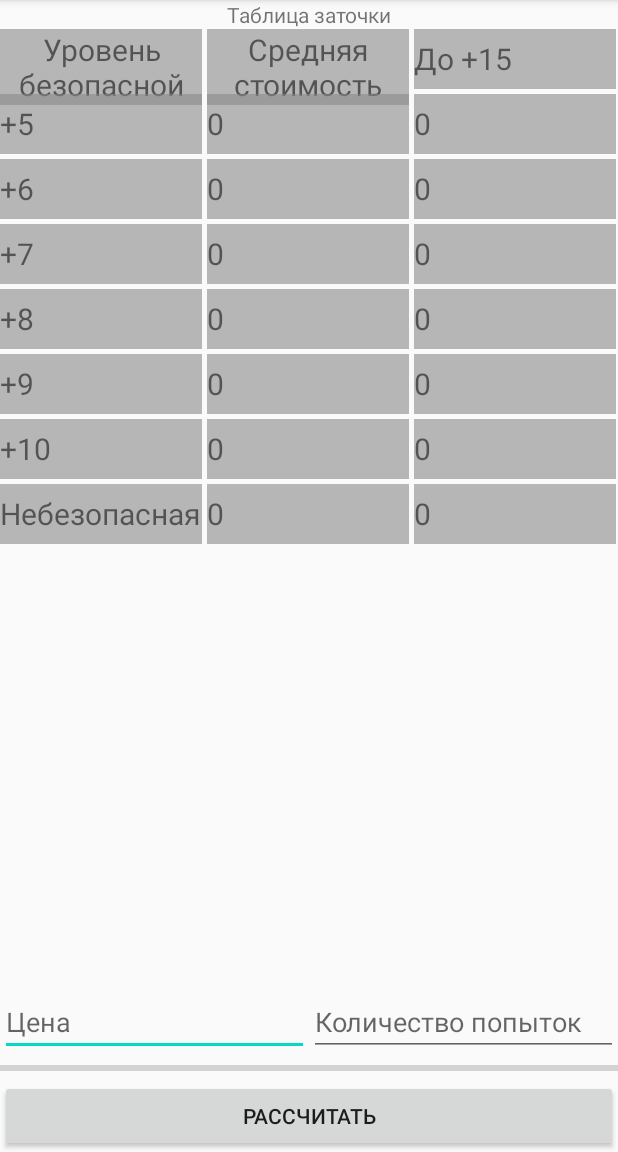
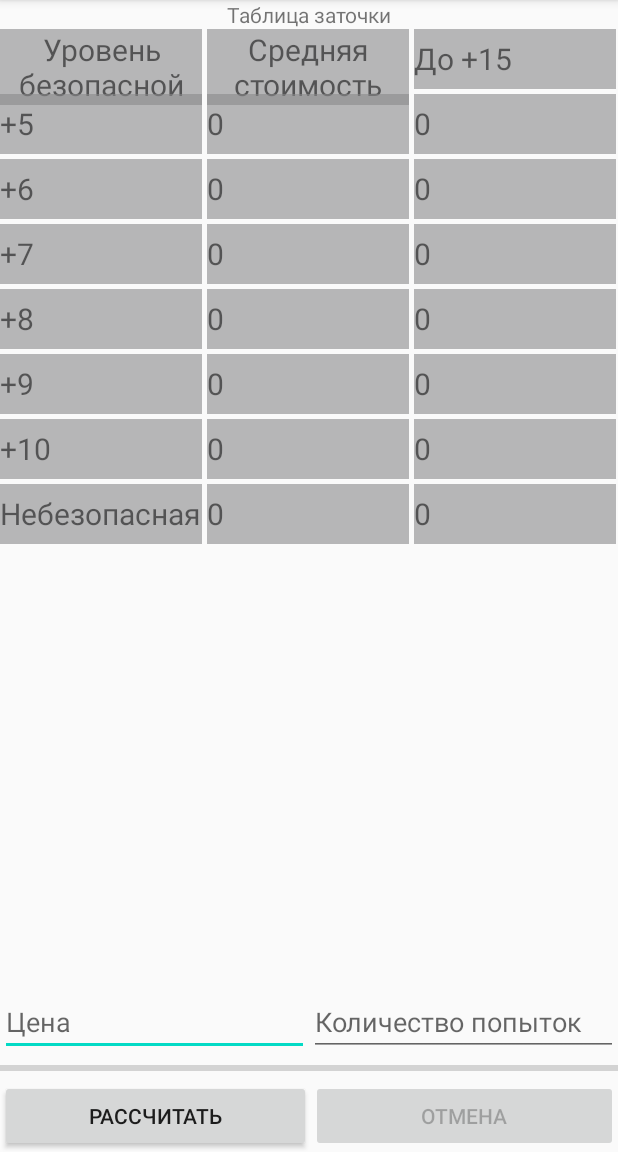
Before and after one commit to Zimovit/Refinement_Mobile, an Android app: the screen it shows after launch (MainActivity), on a phone screen of 412 x 824 dp, the part 84-1236 px from its top. Run offline under Robolectric (Android 15) with nearby library versions, the phone set to English and light mode, and no system bars.

Commit message:
Added cancel button to layout, but I temporary use it to debug :)
Still not working properly. I'm going to make some changes, but I wanna to save this state to be able to revert

```diff
--- a/app/src/main/java/org/zimovit/refinement_mobile/MainActivity.java
+++ b/app/src/main/java/org/zimovit/refinement_mobile/MainActivity.java
@@ -21,18 +21,16 @@ public class MainActivity extends AppCompatActivity {
 
     //ported from desktop app
     private static final int MATERIAL_COST = 25000;
-    private static final int IMPROVED_MATERIAL_COST = 125000;
     private static final int REFINEMENT_COST = 10000;
     private static int itemPrice;
     private static double chanceToRefine = 0.5, chanceToBrake = 0.25;
-    private static int numberOfTries = 1000000;
     private static int[][] safeRefinementTable ={{1, 5, 100000}, {2, 10, 220000}, {3, 15, 470000}, {4, 25, 910000}, {6, 50, 1630000}, {10, 85, 2740000}};
     private EditText price, numberOfTriesField;
 
     //debugging tag
     private final String TAG = this.getClass().getSimpleName();
 
-    Button calculateButton;
+    Button calculateButton, cancelButton;
 
     //table array
 
@@ -96,9 +94,21 @@ public class MainActivity extends AppCompatActivity {
         };
         calculateButton.setOnClickListener(buttonClicked);
 
+        cancelButton = findViewById(R.id.cancelButton);
+        cancelButton.setEnabled(false);
+        View.OnClickListener cancelClicked = new View.OnClickListener() {
+            @Override
+            public void onClick(View v) {
+                Log.d("qwerty", adapter.getItem(0));
+                cancelButton.setEnabled(false);
+                adapter.notifyDataSetChanged();
+            }
+        };
+        cancelButton.setOnClickListener(cancelClicked);
+
     }
 
-    //main calculating method
+    //no longer main calculating method
     private void calculate() {
         int tries;
 
@@ -119,49 +129,7 @@ public class MainActivity extends AppCompatActivity {
         //running background task
         BackgroundProcess backgroundProcess = new BackgroundProcess();
         backgroundProcess.execute(itemPrice, tries);
-        //точка до +4
-        /*int refinementPrice = itemPrice + MATERIAL_COST*4 + REFINEMENT_COST*10;
 
-        for (int i = 1; i < 7; i++){
-            BigInteger unsafeMediumCost = new BigInteger("0");
-            //a lot of tries
-            for (int j = 0; j < tries; j++){
-                unsafeMediumCost = unsafeMediumCost.add(new BigInteger(String.valueOf(unsafeRefinement(i+4, 10))));
-
-            }
-            unsafeMediumCost = unsafeMediumCost.divide(new BigInteger(String.valueOf(tries))); //calculating medium cost
-            int cost = refinementPrice + safeRefinement(i+4) + unsafeMediumCost.intValue();//final cost
-            cells[i*3+1] = String.valueOf(cost);
-
-            //calculating +15
-            unsafeMediumCost = new BigInteger("0");
-            for (int j = 0; j < tries; j++){
-                unsafeMediumCost = unsafeMediumCost.add(new BigInteger(String.valueOf(improvedRefinement())));
-            }
-            unsafeMediumCost = unsafeMediumCost.divide(new BigInteger(String.valueOf(tries)));
-            cost = cost+unsafeMediumCost.intValue();
-            cells[i*3+2] = String.valueOf(cost);
-        }
-
-        //totally unsafe
-        BigInteger unsafeMediumCost = new BigInteger("0");
-        for (int j = 0; j < tries; j++){
-            unsafeMediumCost = unsafeMediumCost.add(new BigInteger(String.valueOf(unsafeRefinement(4, 10))));
-
-        }
-        unsafeMediumCost = unsafeMediumCost.divide(new BigInteger(String.valueOf(tries)));
-        int cost = refinementPrice + unsafeMediumCost.intValue();
-        cells[22] = String.valueOf(cost);
-
-        unsafeMediumCost = new BigInteger("0");
-        for (int j = 0; j < tries; j++){
-            unsafeMediumCost = unsafeMediumCost.add(new BigInteger(String.valueOf(improvedRefinement())));
-        }
-        unsafeMediumCost = unsafeMediumCost.divide(new BigInteger(String.valueOf(tries)));
-
-        cells[23] = String.valueOf(cost+unsafeMediumCost.intValue());*/
-
-        //changing data
     }
 
     private void showError(){
@@ -241,10 +209,6 @@ public class MainActivity extends AppCompatActivity {
         return cost;
     }
 
-    private void dataUpdate(String[] update){
-        cells = update.clone();
-        adapter.notifyDataSetChanged();
-    }
 
     /**
      * AsyncTask private class to process in background
@@ -318,6 +282,11 @@ public class MainActivity extends AppCompatActivity {
         protected void onPostExecute(String[] result){
             cells = result.clone();
             calculateButton.setEnabled(true);
+            adapter.notifyDataSetChanged();
+            cancelButton.setEnabled(true);
         }
+
+        //TODO implement progress bar update
+        //TODO implement cancel
     }
 }
--- a/app/src/main/res/layout/activity_main.xml
+++ b/app/src/main/res/layout/activity_main.xml
@@ -6,13 +6,34 @@
     android:layout_height="match_parent"
     tools:context=".MainActivity">
 
+    <LinearLayout
+        android:id="@+id/ButtonLayout"
+        android:layout_width="match_parent"
+        android:layout_height="wrap_content"
+        android:orientation="horizontal"
+        app:layout_constraintBottom_toBottomOf="parent">
+
+        <Button
+            android:id="@+id/counterButton"
+            android:layout_width="207dp"
+            android:layout_height="match_parent"
+            android:text="@string/counterButton" />
+
+        <Button
+            android:id="@+id/cancelButton"
+            android:layout_width="0dp"
+            android:layout_height="wrap_content"
+            android:layout_weight="1"
+            android:text="Отмена" />
+    </LinearLayout>
+
     <ProgressBar
         android:id="@+id/progressBar"
         style="?android:attr/progressBarStyleHorizontal"
         android:layout_width="0dp"
         android:layout_height="wrap_content"
         android:layout_weight="1"
-        app:layout_constraintBottom_toTopOf="@+id/counterButton"
+        app:layout_constraintBottom_toTopOf="@id/ButtonLayout"
         app:layout_constraintEnd_toEndOf="parent"
         app:layout_constraintStart_toStartOf="parent" />
 
@@ -25,15 +46,6 @@
         app:layout_constraintEnd_toEndOf="parent"
         app:layout_constraintStart_toStartOf="parent"
         app:layout_constraintTop_toTopOf="parent" />
-
-    <Button
-        android:id="@+id/counterButton"
-        android:layout_width="0dp"
-        android:layout_height="wrap_content"
-        android:text="@string/counterButton"
-        app:layout_constraintBottom_toBottomOf="parent"
-        app:layout_constraintEnd_toEndOf="parent"
-        app:layout_constraintStart_toStartOf="parent" />
 
     <LinearLayout
         android:id="@+id/linearLayout"
```
